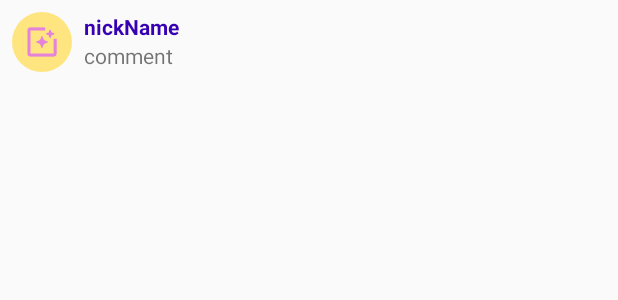
After one commit to taeyeonst5/demo_ig_clone, an Android app: the layout comment_item_row.xml on its own in the app's theme, with its tools: preview values and no code run, on a phone screen of 412 x 824 dp. The commit adds this screen. Shown: the top 300 px of the screen. Run offline under Robolectric (Android 15) with nearby library versions, the phone set to English and light mode, and no system bars.

Commit message:
create display comments recyclerview CommentActivity from firebaseDatabe  & fix fragment_home.xml UI issue(recyclerview height)

```diff
--- /dev/null
+++ b/app/src/main/res/layout/comment_item_row.xml
@@ -0,0 +1,41 @@
+<?xml version="1.0" encoding="utf-8"?>
+<android.support.constraint.ConstraintLayout xmlns:android="http://schemas.android.com/apk/res/android"
+    xmlns:app="http://schemas.android.com/apk/res-auto"
+    xmlns:tools="http://schemas.android.com/tools"
+    android:layout_width="match_parent"
+    android:layout_height="wrap_content">
+
+    <de.hdodenhof.circleimageview.CircleImageView
+        android:id="@+id/image_profile"
+        android:layout_width="40dp"
+        android:layout_height="40dp"
+        android:layout_marginStart="8dp"
+        android:layout_marginTop="8dp"
+        android:layout_marginBottom="8dp"
+        app:layout_constraintBottom_toBottomOf="parent"
+        app:layout_constraintStart_toStartOf="parent"
+        app:layout_constraintTop_toTopOf="parent"
+        tools:src="@mipmap/ic_launcher" />
+
+    <TextView
+        android:id="@+id/text_nick_name"
+        android:layout_width="wrap_content"
+        android:layout_height="wrap_content"
+        android:layout_marginStart="8dp"
+        android:textColor="@color/design_default_color_primary_dark"
+        android:textSize="14sp"
+        android:textStyle="bold"
+        app:layout_constraintStart_toEndOf="@+id/image_profile"
+        app:layout_constraintTop_toTopOf="@+id/image_profile"
+        tools:text="nickName" />
+
+    <TextView
+        android:id="@+id/text_comment"
+        android:layout_width="wrap_content"
+        android:layout_height="wrap_content"
+        android:maxLines="5"
+        app:layout_constraintStart_toStartOf="@+id/text_nick_name"
+        app:layout_constraintTop_toBottomOf="@+id/text_nick_name"
+        tools:text="comment" />
+
+</android.support.constraint.ConstraintLayout>
```
Also changed, not shown: app/src/main/java/com/allen_chou/instagramclone/Adapter/CommentAdapter.java (added, +109 -0 lines), app/src/main/java/com/allen_chou/instagramclone/CommentActivity.java (+42 -2 lines), app/src/main/java/com/allen_chou/instagramclone/MainActivity.java (+18 -6 lines), app/src/main/java/com/allen_chou/instagramclone/Model/Comment.java (added, +31 -0 lines), app/src/main/res/layout/fragment_home.xml (+4 -6 lines), app/src/main/res/layout/post_item_row.xml (+8 -6 lines).
